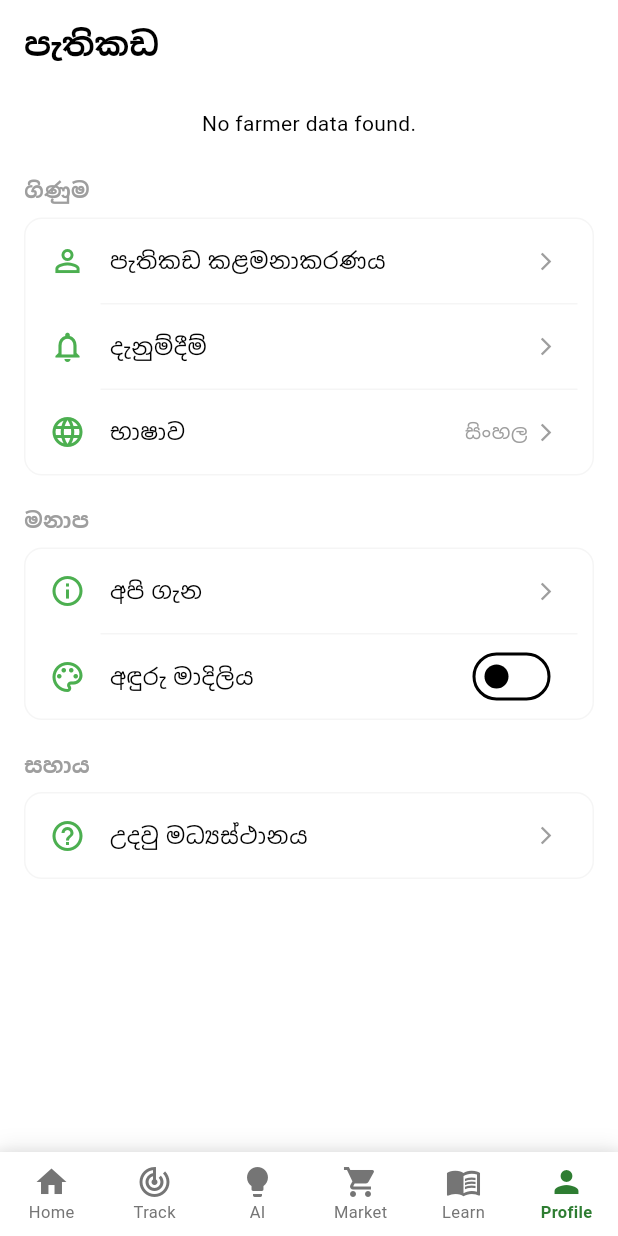
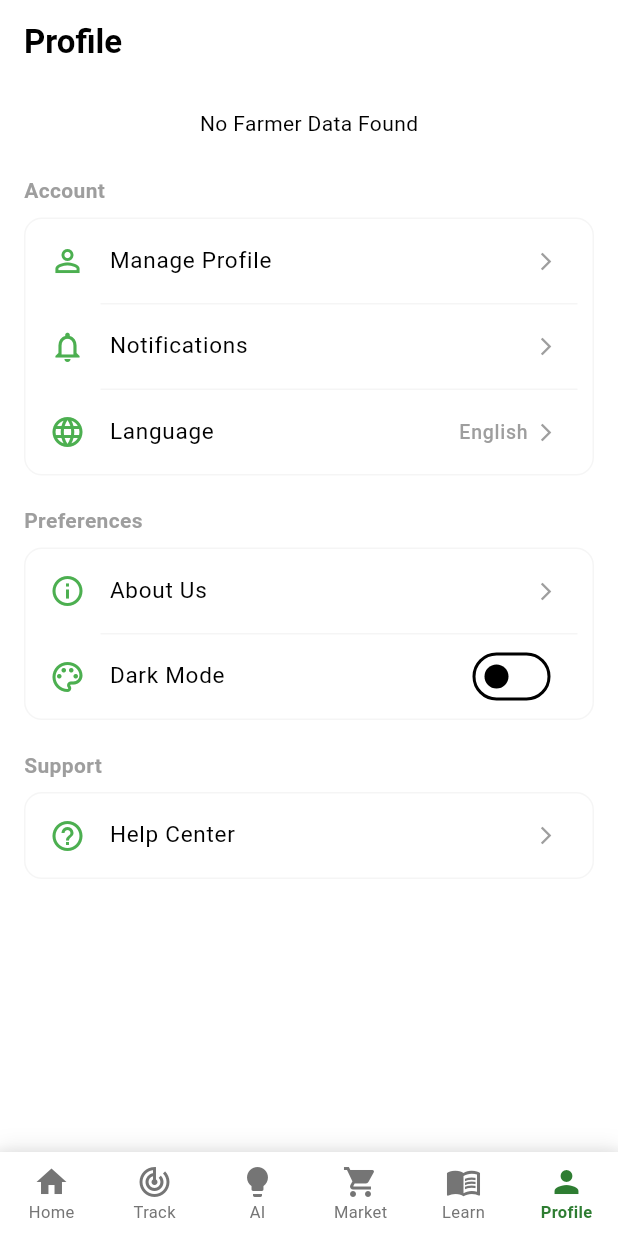
Before and after one commit to duvindupiyumika/govi_app, a Flutter app: the screen it shows after launch, after a tap on an icon or button, on a phone screen of 412 x 824 dp. Run offline on Flutter 3.47's test engine with Material 3 defaults, Android fonts, the light colour scheme and no system bars; our stand-ins replace cloud_firestore, firebase_core, flutter_dotenv, image_picker; accounts and stored records are empty.

Commit message:
feat: implement global language switching using Provider
- Created LanguageProvider to manage language state globally (English, Sinhala, Tamil).
- Registered LanguageProvider in main.dart MultiProvider.
- Refactored ProfileScreen to use global LanguageProvider instead of local state.
- Updated ManageProfileScreen to use dynamic translated texts.
- Added 'translator' package to pubspec.yaml.

```diff
--- a/lib/main.dart
+++ b/lib/main.dart
@@ -12,6 +12,7 @@ import 'screens/profile/profile_screen.dart';
 import 'screens/select_Veg/select_veg_screen.dart';
 import 'widgets/bottom_nav_bar.dart';
 import 'package:flutter_dotenv/flutter_dotenv.dart';
+import 'screens/profile/language_provider.dart';
 
 Future<void> main() async {
   WidgetsFlutterBinding.ensureInitialized();
@@ -32,11 +33,14 @@ Future<void> main() async {
   }
 
   runApp(
-    ChangeNotifierProvider(
-      create: (context) => ThemeProvider(),
-      child: const MyApp(),
-    ),
-  );
+  MultiProvider(
+    providers: [
+      ChangeNotifierProvider(create: (_) => ThemeProvider()),
+      ChangeNotifierProvider(create: (_) => LanguageProvider()),
+    ],
+    child: const MyApp(),
+  ),
+);
 }
 
 class MyApp extends StatelessWidget {
--- /dev/null
+++ b/lib/screens/profile/language_provider.dart
@@ -0,0 +1,84 @@
+import 'package:flutter/material.dart';
+
+class LanguageProvider extends ChangeNotifier {
+  String _selectedLang = "en";
+
+  String get selectedLang => _selectedLang;
+
+  void changeLanguage(String langCode) {
+    print("------ Language is changing to: $langCode ------");
+    _selectedLang = langCode;
+    notifyListeners();
+  }
+
+  Map<String, String> get texts => localizedText[_selectedLang]!;
+
+  static const Map<String, Map<String, String>> localizedText = {
+    'en': {
+      'profile_title': 'Profile',
+      'account': 'Account',
+      'manage_profile': 'Manage Profile',
+      'notifications': 'Notifications',
+      'language': 'Language',
+      'lang_name': 'English',
+      'preferences': 'Preferences',
+      'about_us': 'About Us',
+      'dark_mode': 'Dark Mode',
+      'support': 'Support',
+      'help_center': 'Help Center',
+      'no_data': 'No Farmer Data Found',
+      'personal_info': 'Personal Information',
+      'full_name': 'Full Name',
+      'email': 'Email Address',
+      'phone': 'Phone Number',
+      'district': 'District (Region)',
+      'save_changes': 'SAVE CHANGES',
+      'update_success': 'Profile Updated Successfully! ✅',
+      'update_failed': 'Update Failed:',
+    },
+    'si': {
+      'profile_title': 'පැතිකඩ',
+      'account': 'ගිණුම',
+      'manage_profile': 'පැතිකඩ කළමනාකරණය',
+      'notifications': 'දැනුම්දීම්',
+      'language': 'භාෂාව',
+      'lang_name': 'සිංහල',
+      'preferences': 'මනාප',
+      'about_us': 'අපි ගැන',
+      'dark_mode': 'අඳුරු මාදිලිය',
+      'support': 'සහාය',
+      'help_center': 'උදවු මධ්‍යස්ථානය',
+      'no_data': 'ගොවි දත්ත කිසිවක් හමුවූයේ නැත',
+      'personal_info': 'පුද්ගලික තොරතුරු',
+      'full_name': 'සම්පූර්ණ නම',
+      'email': 'ඊමේල් ලිපිනය',
+      'phone': 'දුරකථන අංකය',
+      'district': 'දිස්ත්‍රික්කය (කලාපය)',
+      'save_changes': 'වෙනස්කම් සුරකින්න',
+      'update_success': 'පැතිකඩ සාර්ථකව යාවත්කාලීන කරන ලදී! ✅',
+      'update_failed': 'යාවත්කාලීන කිරීම අසාර්ථකයි:',
+    },
+    'ta': {
+      'profile_title': 'சுயவிவரம்',
+      'account': 'கணக்கு',
+      'manage_profile': 'சுயவிவரத்தை நிர்வகி',
+      'notifications': 'அறிவிப்புகள்',
+      'language': 'மொழி',
+      'lang_name': 'தமிழ்',
+      'preferences': 'விருப்பத்தேர்வுகள்',
+      'about_us': 'எங்களைப் பற்றி',
+      'dark_mode': 'இருண்ட பயன்முறை',
+      'support': 'ஆதரவு',
+      'help_center': 'உதவி மையம்',
+      'no_data': 'விவசாயி தரவு எதுவும் கிடைக்கவில்லை',
+      'personal_info': 'தனிப்பட்ட தகவல்',
+      'full_name': 'முழு பெயர்',
+      'email': 'மின்னஞ்சல் முகவரி',
+      'phone': 'தொலைபேசி எண்',
+      'district': 'மாவட்டம் (பகுதி)',
+      'save_changes': 'மாற்றங்களைச் சேமிக்கவும்',
+      'update_success': 'சுயவிவரம் வெற்றிகரமாக புதுப்பிக்கப்பட்டது! ✅',
+      'update_failed': 'புதுப்பிப்பு தோல்வியடைந்தது:',
+    },
+  };
+}
--- a/lib/screens/profile/manage_profile_screen.dart
+++ b/lib/screens/profile/manage_profile_screen.dart
@@ -1,8 +1,9 @@
 import 'dart:convert';
-import 'dart:io';
 import 'package:flutter/material.dart';
 import 'package:cloud_firestore/cloud_firestore.dart';
 import 'package:image_picker/image_picker.dart';
+import 'package:provider/provider.dart';
+import 'language_provider.dart'; // 🔥 Import the language provider
 
 class ManageProfileScreen extends StatefulWidget {
   const ManageProfileScreen({super.key});
@@ -23,13 +24,6 @@ class _ManageProfileScreenState extends State<ManageProfileScreen> {
   String? _base64Image;
   final ImagePicker _picker = ImagePicker();
 
-  final List<String> _slDistricts = [
-    "Ampara", "Anuradhapura", "Badulla", "Batticaloa", "Colombo", "Galle", "Gampaha",
-    "Hambantota", "Jaffna", "Kalutara", "Kandy", "Kegalle", "Kilinochchi", "Kurunegala",
-    "Mannar", "Matale", "Matara", "Moneragala", "Mullaitivu", "Nuwara Eliya", "Polonnaruwa",
-    "Puttalam", "Ratnapura", "Trincomalee", "Vavuniya"
-  ];
-
   @override
   void initState() {
     super.initState();
@@ -48,7 +42,6 @@ class _ManageProfileScreenState extends State<ManageProfileScreen> {
     super.dispose();
   }
 
-
   Future<void> _pickImage() async {
     final XFile? pickedFile = await _picker.pickImage(
       source: ImageSource.gallery,
@@ -59,7 +52,7 @@ class _ManageProfileScreenState extends State<ManageProfileScreen> {
     if (pickedFile != null) {
       final bytes = await pickedFile.readAsBytes();
       setState(() {
-        _base64Image = base64Encode(bytes); // 🔥 Image to String
+        _base64Image = base64Encode(bytes);
       });
     }
   }
@@ -67,24 +60,29 @@ class _ManageProfileScreenState extends State<ManageProfileScreen> {
   Future<void> _updateProfile(String docId, String? currentImage) async {
     if (_formKey.currentState!.validate()) {
       setState(() => _isUpdating = true);
+      // Get translations for snackbar
+      final t = Provider.of<LanguageProvider>(context, listen: false).texts;
+
       try {
         await FirebaseFirestore.instance.collection('farmers').doc(docId).update({
           'full_name': _nameController.text.trim(),
           'phone_number': _phoneController.text.trim(),
           'email': _emailController.text.trim(),
           'region': _regionController.text.trim(),
-          'profile_pic': _base64Image ?? currentImage, // 🔥 අලුත් එක නැත්නම් පරණ එක තියනවා
+          'profile_pic': _base64Image ?? currentImage,
         });
 
         if (mounted) {
           ScaffoldMessenger.of(context).showSnackBar(
-            const SnackBar(content: Text("Profile Updated Successfully! ✅")),
+            SnackBar(content: Text(t['update_success']!)),
           );
         }
       } catch (e) {
-        ScaffoldMessenger.of(context).showSnackBar(
-          SnackBar(content: Text("Update Failed: $e ❌")),
-        );
+        if (mounted) {
+          ScaffoldMessenger.of(context).showSnackBar(
+            SnackBar(content: Text("${t['update_failed']} $e ❌")),
+          );
+        }
       } finally {
         if (mounted) setState(() => _isUpdating = false);
       }
@@ -96,10 +94,14 @@ class _ManageProfileScreenState extends State<ManageProfileScreen> {
     final theme = Theme.of(context);
     final isDark = theme.brightness == Brightness.dark;
 
+    // 🔥 Get translated texts from provider
+    final langProvider = Provider.of<LanguageProvider>(context);
+    final t = langProvider.texts;
+
     return Scaffold(
       backgroundColor: theme.scaffoldBackgroundColor,
       appBar: AppBar(
-        title: const Text("Manage Profile", style: TextStyle(fontWeight: FontWeight.bold)),
+        title: Text(t['manage_profile']!, style: const TextStyle(fontWeight: FontWeight.bold)),
         backgroundColor: theme.appBarTheme.backgroundColor,
         elevation: 0,
       ),
@@ -110,7 +112,7 @@ class _ManageProfileScreenState extends State<ManageProfileScreen> {
             return const Center(child: CircularProgressIndicator(color: Colors.green));
           }
           if (!snapshot.hasData || snapshot.data!.docs.isEmpty) {
-            return const Center(child: Text("No Farmer Data Found"));
+            return Center(child: Text(t['no_data']!));
           }
 
           var userData = snapshot.data!.docs.first;
@@ -140,7 +142,6 @@ class _ManageProfileScreenState extends State<ManageProfileScreen> {
                           CircleAvatar(
                             radius: 65,
                             backgroundColor: isDark ? Colors.grey[800] : Colors.white,
-                            // 🔥 Base64 String එක පින්තූරයක් විදිහට පෙන්වන හැටි
                             backgroundImage: _base64Image != null
                                 ? MemoryImage(base64Decode(_base64Image!))
                                 : (data['profile_pic'] != null && data['profile_pic'] != ""
@@ -166,7 +167,7 @@ class _ManageProfileScreenState extends State<ManageProfileScreen> {
                       ),
                       const SizedBox(height: 15),
                       Text(
-                          _nameController.text,
+                          _nameController.text.isNotEmpty ? _nameController.text : t['full_name']!,
                           style: TextStyle(color: isDark ? Colors.green : Colors.white, fontSize: 24, fontWeight: FontWeight.bold)
                       ),
                     ],
@@ -180,15 +181,15 @@ class _ManageProfileScreenState extends State<ManageProfileScreen> {
                     child: Column(
                       crossAxisAlignment: CrossAxisAlignment.start,
                       children: [
-                        Text("Personal Information", style: TextStyle(fontSize: 18, fontWeight: FontWeight.bold, color: theme.colorScheme.onSurface)),
+                        Text(t['personal_info']!, style: TextStyle(fontSize: 18, fontWeight: FontWeight.bold, color: theme.colorScheme.onSurface)),
                         const SizedBox(height: 20),
-                        _buildProfileInput(context, "Full Name", _nameController, Icons.person_outline),
+                        _buildProfileInput(context, t['full_name']!, _nameController, Icons.person_outline),
                         const SizedBox(height: 20),
-                        _buildProfileInput(context, "Email Address", _emailController, Icons.email_outlined),
+                        _buildProfileInput(context, t['email']!, _emailController, Icons.email_outlined),
                         const SizedBox(height: 20),
-                        _buildProfileInput(context, "Phone Number", _phoneController, Icons.phone_android_outlined, isNumber: true),
+                        _buildProfileInput(context, t['phone']!, _phoneController, Icons.phone_android_outlined, isNumber: true),
                         const SizedBox(height: 20),
-                        _buildProfileInput(context, "District (Region)", _regionController, Icons.location_on_outlined),
+                        _buildProfileInput(context, t['district']!, _regionController, Icons.location_on_outlined),
                         const SizedBox(height: 40),
                         SizedBox(
                           width: double.infinity,
@@ -201,7 +202,7 @@ class _ManageProfileScreenState extends State<ManageProfileScreen> {
                             ),
                             child: _isUpdating
                                 ? const CircularProgressIndicator(color: Colors.white)
-                                : const Text("SAVE CHANGES", style: TextStyle(color: Colors.white, fontWeight: FontWeight.bold)),
+                                : Text(t['save_changes']!, style: const TextStyle(color: Colors.white, fontWeight: FontWeight.bold)),
                           ),
                         ),
                       ],
--- a/lib/screens/profile/profile_screen.dart
+++ b/lib/screens/profile/profile_screen.dart
@@ -5,6 +5,7 @@ import 'manage_profile_screen.dart';
 import 'notification_screen.dart';
 import 'theme_provider.dart';
 import 'help_center_screen.dart';
+import 'language_provider.dart'; // 🔥 Import the language provider
 
 class ProfileScreen extends StatefulWidget {
   const ProfileScreen({super.key});
@@ -14,65 +15,17 @@ class ProfileScreen extends StatefulWidget {
 }
 
 class _ProfileScreenState extends State<ProfileScreen> {
-  String selectedLang = "si";
-
-  final Map<String, Map<String, String>> localizedText = {
-    'en': {
-      'title': 'Profile',
-      'account': 'Account',
-      'manage': 'Manage Profile',
-      'notif': 'Notifications',
-      'lang': 'Language',
-      'lang_name': 'English',
-      'pref': 'Preferences',
-      'about': 'About Us',
-      'theme': 'Dark Mode',
-      'support': 'Support',
-      'help': 'Help Center',
-    },
-    'si': {
-      'title': 'පැතිකඩ',
-      'account': 'ගිණුම',
-      'manage': 'පැතිකඩ කළමනාකරණය',
-      'notif': 'දැනුම්දීම්',
-      'lang': 'භාෂාව',
-      'lang_name': 'සිංහල',
-      'pref': 'මනාප',
-      'about': 'අපි ගැන',
-      'theme': 'අඳුරු මාදිලිය',
-      'support': 'සහාය',
-      'help': 'උදවු මධ්‍යස්ථානය',
-    },
-    'ta': {
-      'title': 'சுயவிவரம்',
-      'account': 'கணக்கு',
-      'manage': 'சுயவிவரத்தை நிர்வகி',
-      'notif': 'அறிவிப்புகள்',
-      'lang': 'மொழி',
-      'lang_name': 'தமிழ்',
-      'pref': 'விருப்பத்தேர்வுகள்',
-      'about': 'எங்களைப் பற்றி',
-      'theme': 'இருண்ட මාදිலிய',
-      'support': 'ஆதரவு',
-      'help': 'உதவி மையம்',
-    },
-  };
-
-  void changeLanguage(String langCode) {
-    setState(() {
-      selectedLang = langCode;
-    });
-  }
-
   @override
   Widget build(BuildContext context) {
-    var t = localizedText[selectedLang]!;
+    // 🔥 Get translated texts from provider
+    final langProvider = Provider.of<LanguageProvider>(context);
+    final t = langProvider.texts;
     final themeProvider = Provider.of<ThemeProvider>(context);
 
     return Scaffold(
       backgroundColor: Theme.of(context).scaffoldBackgroundColor,
       appBar: AppBar(
-        title: Text(t['title']!, style: const TextStyle(fontWeight: FontWeight.bold)),
+        title: Text(t['profile_title']!, style: const TextStyle(fontWeight: FontWeight.bold)),
         backgroundColor: Theme.of(context).appBarTheme.backgroundColor,
         elevation: 0,
         automaticallyImplyLeading: false,
@@ -90,7 +43,7 @@ class _ProfileScreenState extends State<ProfileScreen> {
                   return const Center(child: CircularProgressIndicator());
                 }
                 if (!snapshot.hasData || snapshot.data!.docs.isEmpty) {
-                  return const Center(child: Text("No farmer data found."));
+                  return Center(child: Text(t['no_data']!));
                 }
 
                 var farmerData = snapshot.data!.docs.first.data() as Map<String, dynamic>;
@@ -119,7 +72,7 @@ class _ProfileScreenState extends State<ProfileScreen> {
                         crossAxisAlignment: CrossAxisAlignment.start,
                         children: [
                           Text(
-                              farmerData['full_name'] ?? "Farmer Name",
+                              farmerData['full_name'] ?? t['full_name']!,
                               style: TextStyle(
                                   fontSize: 18,
                                   fontWeight: FontWeight.bold,
@@ -127,7 +80,7 @@ class _ProfileScreenState extends State<ProfileScreen> {
                               )
                           ),
                           Text(
-                              farmerData['email'] ?? "Email Address",
+                              farmerData['email'] ?? t['email']!,
                               style: const TextStyle(color: Colors.grey)
                           ),
                         ],
@@ -146,7 +99,7 @@ class _ProfileScreenState extends State<ProfileScreen> {
             _buildSectionBox([
               _buildMenuItem(
                 Icons.person_outline,
-                t['manage']!,
+                t['manage_profile']!,
                 onTap: () {
                   Navigator.push(context, MaterialPageRoute(builder: (context) => const ManageProfileScreen()));
                 },
@@ -154,31 +107,31 @@ class _ProfileScreenState extends State<ProfileScreen> {
               _buildDivider(),
               _buildMenuItem(
                 Icons.notifications_none,
-                t['notif']!,
+                t['notifications']!,
                 onTap: () {
                   Navigator.push(context, MaterialPageRoute(builder: (context) => const NotificationScreen()));
                 },
               ),
               _buildDivider(),
-              _buildMenuItem(Icons.language, t['lang']!, trailingText: t['lang_name']!, onTap: () {
-                _showLanguageDialog();
+              _buildMenuItem(Icons.language, t['language']!, trailingText: t['lang_name']!, onTap: () {
+                _showLanguageDialog(context);
               }),
             ]),
 
             const SizedBox(height: 20),
-            Text(t['pref']!, style: const TextStyle(fontSize: 14, fontWeight: FontWeight.bold, color: Colors.grey)),
+            Text(t['preferences']!, style: const TextStyle(fontSize: 14, fontWeight: FontWeight.bold, color: Colors.grey)),
             const SizedBox(height: 8),
             _buildSectionBox([
-              _buildMenuItem(Icons.info_outline, t['about']!),
+              _buildMenuItem(Icons.info_outline, t['about_us']!),
               _buildDivider(),
               _buildMenuItem(
                 Icons.palette_outlined,
-                t['theme']!,
+                t['dark_mode']!,
                 trailing: Switch(
-                  value: themeProvider.isDarkMode,
+                  value: themeProvider.isDarkMode, // Ensure ThemeProvider has isDarkMode getter
                   activeColor: Colors.green,
                   onChanged: (value) {
-                    themeProvider.toggleTheme(value);
+                    themeProvider.toggleTheme(value); // Ensure ThemeProvider has toggleTheme method
                   },
                 ),
               ),
@@ -190,7 +143,7 @@ class _ProfileScreenState extends State<ProfileScreen> {
             _buildSectionBox([
               _buildMenuItem(
                 Icons.help_outline,
-                t['help']!,
+                t['help_center']!,
                 onTap: () {
                   Navigator.push(
                     context,
@@ -205,7 +158,9 @@ class _ProfileScreenState extends State<ProfileScreen> {
     );
   }
 
-  void _showLanguageDialog() {
+  void _showLanguageDialog(BuildContext context) {
+    final langProvider = Provider.of<LanguageProvider>(context, listen: false);
+
     showModalBottomSheet(
       context: context,
       backgroundColor: Theme.of(context).scaffoldBackgroundColor,
@@ -213,9 +168,9 @@ class _ProfileScreenState extends State<ProfileScreen> {
         return Column(
           mainAxisSize: MainAxisSize.min,
           children: [
-            ListTile(title: const Text("English"), onTap: () { changeLanguage("en"); Navigator.pop(context); }),
-            ListTile(title: const Text("සිංහල"), onTap: () { changeLanguage("si"); Navigator.pop(context); }),
-            ListTile(title: const Text("தமிழ்"), onTap: () { changeLanguage("ta"); Navigator.pop(context); }),
+            ListTile(title: const Text("English"), onTap: () { langProvider.changeLanguage("en"); Navigator.pop(context); }),
+            ListTile(title: const Text("සිංහල"), onTap: () { langProvider.changeLanguage("si"); Navigator.pop(context); }),
+            ListTile(title: const Text("தமிழ்"), onTap: () { langProvider.changeLanguage("ta"); Navigator.pop(context); }),
           ],
         );
       },
--- a/pubspec.yaml
+++ b/pubspec.yaml
@@ -41,6 +41,7 @@ dependencies:
   provider: ^6.1.5+1
   firebase_storage: ^13.3.0
 
+
 dev_dependencies:
   flutter_test:
     sdk: flutter
@@ -65,7 +66,7 @@ flutter:
 
   # To add assets to your application, add an assets section, like this:
   assets:
-    - .env
+    #- .env
     - assets/images/farming1.jpg
     - assets/images/farming2.jpg
     - assets/images/farming3.jpg
```
Also changed, not shown: pubspec.lock.
